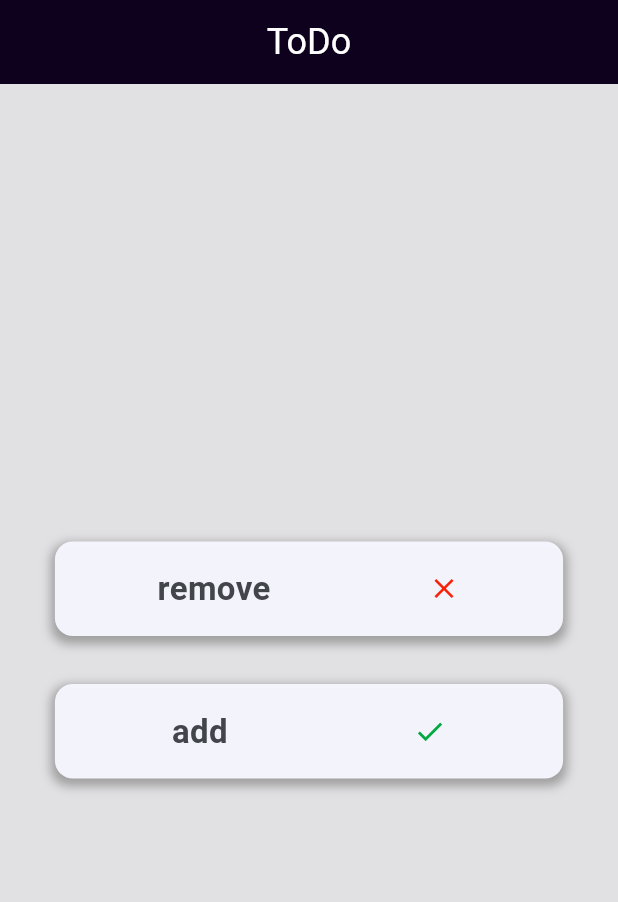
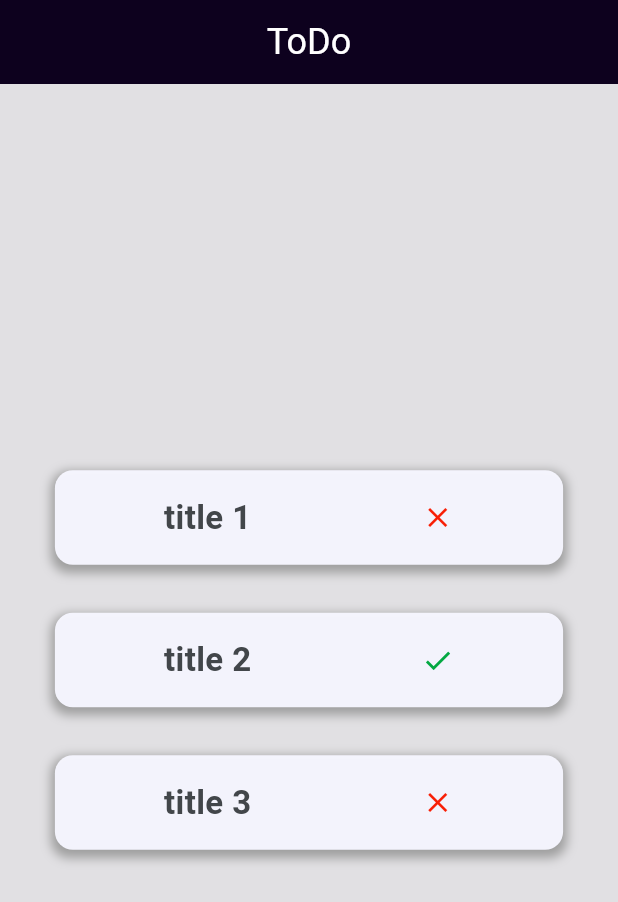
Before and after one commit to BNHDeveloper/todo-lists, a Flutter app: the screen it shows after launch, on a phone screen of 412 x 824 dp. Shown: the top 902 px of the screen. Run offline on Flutter 3.47's test engine with Material 3 defaults, Android fonts, the phone set to English and light mode, and no system bars.

Commit message:
create class Todo & list Todo

```diff
--- /dev/null
+++ b/lib/classes/todo.dart
@@ -0,0 +1,13 @@
+import 'package:flutter/material.dart';
+
+class Todo {
+  final String title;
+  final bool finished;
+  final VoidCallback onTap;
+
+  Todo({
+    required this.title,
+    required this.finished,
+    required this.onTap,
+  });
+}
--- a/lib/main.dart
+++ b/lib/main.dart
@@ -1,4 +1,5 @@
 import 'package:flutter/material.dart';
+import 'package:todo_lists/classes/todo.dart';
 import 'package:todo_lists/widgets/todo-card.dart';
 void main() {
   runApp(const MyApp());
@@ -6,7 +7,6 @@ void main() {
 
 class MyApp extends StatelessWidget {
   const MyApp({Key? key}) : super(key: key);
-
   @override
   Widget build(BuildContext context) {
     return MaterialApp(
@@ -17,6 +17,12 @@ class MyApp extends StatelessWidget {
   }
 }
 
+List allTasks = [
+  Todo(title: "title 1", finished: false, onTap: (){}),
+  Todo(title: "title 2", finished: true, onTap: (){}),
+  Todo(title: "title 3", finished: false, onTap: (){}),
+];
+
 welcom() {
   return Scaffold(
     backgroundColor: Color(0xFFE1E0E3),
@@ -26,25 +32,17 @@ welcom() {
       backgroundColor: Color.fromARGB(255, 13, 1, 30),
     ),
     body: Center(
-      child: FractionallySizedBox( // To make the child take 90% of the width
+      child: FractionallySizedBox(
+        // To make the child take 90% of the width
         widthFactor: 0.9,
         child: Column(
           mainAxisAlignment: MainAxisAlignment.center,
           children: [
-            TodoCard(
-              title: 'remove',
-              isCompleted: false,
-              onTap: () {
-                // Handle tap
-              },
-            ),
-            TodoCard(
-              title: 'add',
-              isCompleted: true,
-              onTap: () {
-                // Handle tap
-              },
-            ),
+            ...allTasks.map( (todo) => TodoCard(
+              title: todo.title,
+              isCompleted: todo.finished,
+              onTap: todo.onTap,
+            ))
             ],
         )
       )
--- a/lib/widgets/todo-card.dart
+++ b/lib/widgets/todo-card.dart
@@ -6,11 +6,11 @@ class TodoCard extends StatelessWidget {
   final VoidCallback onTap;
 
   const TodoCard({
-    Key? key,
+    super.key,
     required this.title,
     required this.isCompleted,
     required this.onTap,
-  }) : super(key: key);
+  });
 
   @override
   Widget build(BuildContext context) {
```
